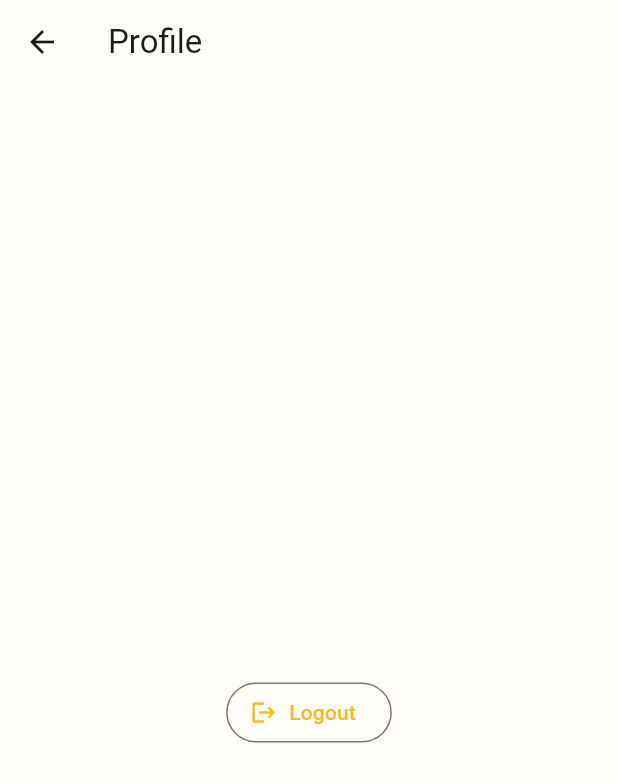
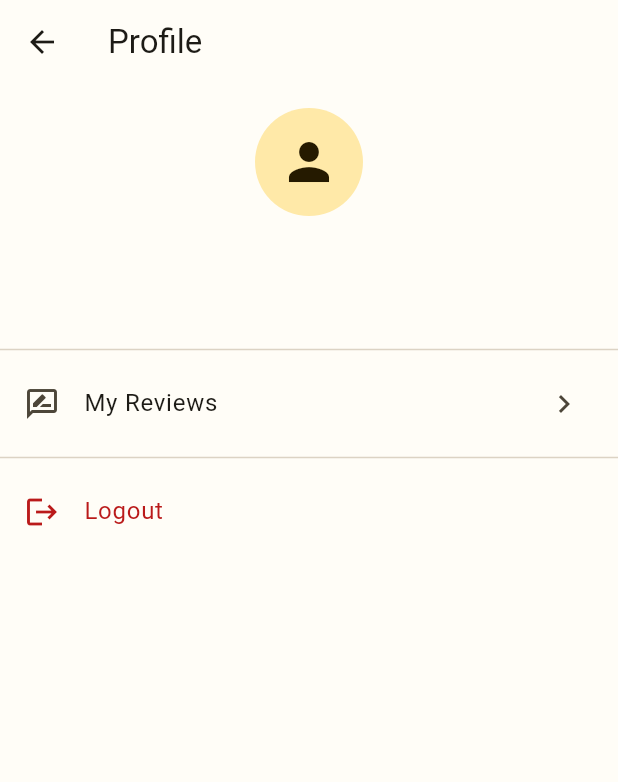
Before and after one commit to keshangamage/localbite, a Flutter app: the ProfileScreen screen opened directly, on a phone screen of 412 x 824 dp. Shown: the top 782 px of the screen. Run offline on Flutter 3.47's test engine with Material 3 defaults, Android fonts, the phone set to English and light mode, and no system bars; our stand-ins replace firebase_auth, firebase_core, firebase_database; accounts and stored records are empty.

Commit message:
feat: add editing and deleting reviews

```diff
--- a/lib/screens/profile/profile_screen.dart
+++ b/lib/screens/profile/profile_screen.dart
@@ -2,6 +2,7 @@ import 'package:flutter/material.dart';
 
 import '../../services/auth_service.dart';
 import '../auth/login_screen.dart';
+import '../reviews/my_reviews_screen.dart';
 
 class ProfileScreen extends StatelessWidget {
   const ProfileScreen({super.key});
@@ -19,25 +20,63 @@ class ProfileScreen extends StatelessWidget {
 
   @override
   Widget build(BuildContext context) {
+    final theme = Theme.of(context);
     final user = AuthService().currentUser;
 
     return Scaffold(
       appBar: AppBar(title: const Text('Profile')),
-      body: Center(
-        child: Column(
-          mainAxisSize: MainAxisSize.min,
-          children: [
-            Text(user?.displayName ?? 'LocalBite user'),
-            const SizedBox(height: 4),
-            Text(user?.email ?? ''),
-            const SizedBox(height: 24),
-            OutlinedButton.icon(
-              onPressed: () => _logout(context),
-              icon: const Icon(Icons.logout),
-              label: const Text('Logout'),
+      body: ListView(
+        children: [
+          const SizedBox(height: 16),
+          Center(
+            child: CircleAvatar(
+              radius: 36,
+              backgroundColor: theme.colorScheme.primaryContainer,
+              child: Icon(
+                Icons.person,
+                size: 40,
+                color: theme.colorScheme.onPrimaryContainer,
+              ),
             ),
-          ],
-        ),
+          ),
+          const SizedBox(height: 12),
+          Center(
+            child: Text(
+              user?.displayName ?? 'LocalBite user',
+              style: theme.textTheme.titleMedium?.copyWith(
+                fontWeight: FontWeight.bold,
+              ),
+            ),
+          ),
+          Center(
+            child: Text(
+              user?.email ?? '',
+              style: theme.textTheme.bodyMedium?.copyWith(
+                color: theme.colorScheme.onSurfaceVariant,
+              ),
+            ),
+          ),
+          const SizedBox(height: 24),
+          const Divider(),
+          ListTile(
+            leading: const Icon(Icons.rate_review_outlined),
+            title: const Text('My Reviews'),
+            trailing: const Icon(Icons.chevron_right),
+            onTap: () => Navigator.push(
+              context,
+              MaterialPageRoute(builder: (context) => const MyReviewsScreen()),
+            ),
+          ),
+          const Divider(),
+          ListTile(
+            leading: Icon(Icons.logout, color: theme.colorScheme.error),
+            title: Text(
+              'Logout',
+              style: TextStyle(color: theme.colorScheme.error),
+            ),
+            onTap: () => _logout(context),
+          ),
+        ],
       ),
     );
   }
```
Also changed, not shown: lib/screens/restaurant/restaurant_details_screen.dart (+5 -2 lines), lib/screens/restaurant/review_form_screen.dart (+45 -17 lines), lib/screens/reviews/my_reviews_screen.dart (added, +147 -0 lines), lib/services/database_service.dart (+22 -0 lines), lib/widgets/review_card.dart (+10 -2 lines).
